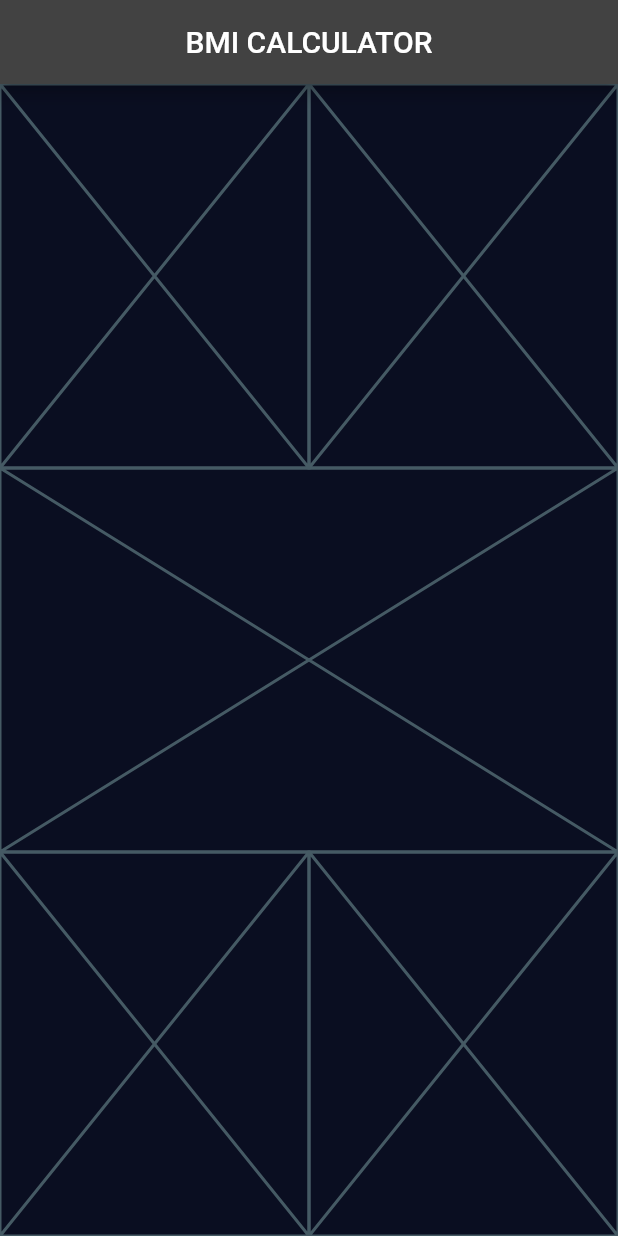
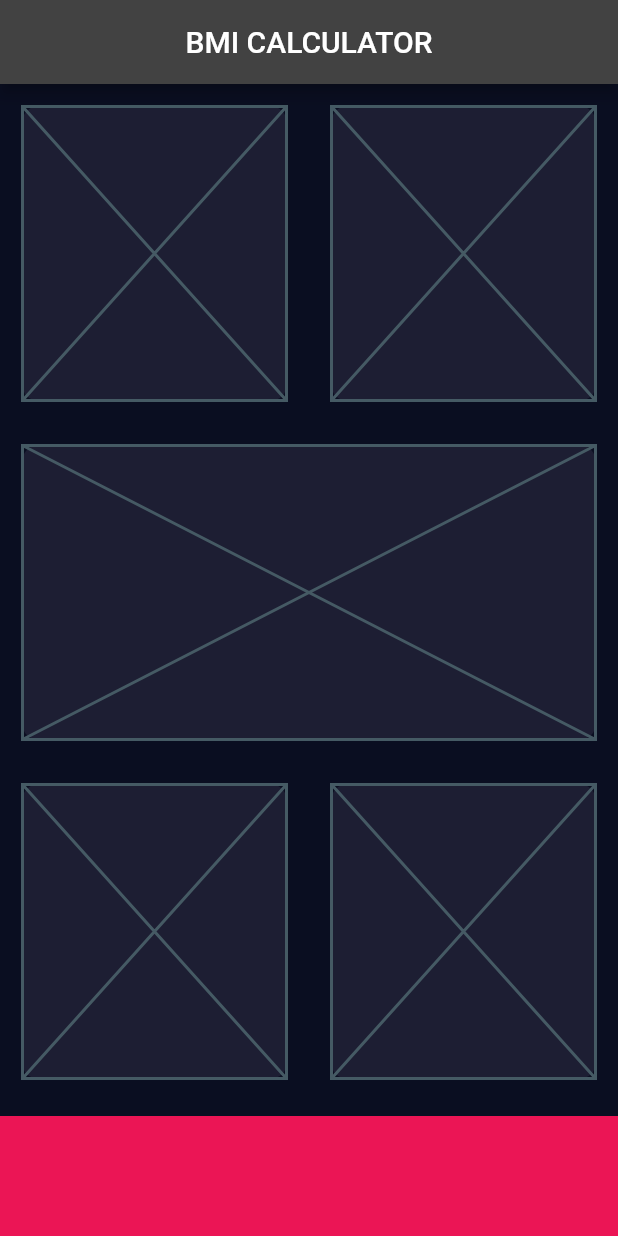
Before and after one commit to UildsonSantos/Flutter_with_Angela_Yu, a Flutter app: the screen it shows after launch, on a phone screen of 412 x 824 dp. Run offline on Flutter 3.47's test engine with Material 2 defaults, Android fonts, the phone set to English and light mode, and no system bars; our stand-ins replace audioplayers, rflutter_alert.

Commit message:
implement layout designer

```diff
--- a/bmi_calculator/lib/input_page.dart
+++ b/bmi_calculator/lib/input_page.dart
@@ -1,4 +1,8 @@
 import 'package:flutter/material.dart';
+
+const double bottomContainerHeight = 80.0;
+const activeCardColour = Color(0xFF1D1E33);
+const bottomContainerColour = Color(0xFFEB1555);
 
 class InputPage extends StatefulWidget {
   const InputPage({Key? key}) : super(key: key);
@@ -15,26 +19,83 @@ class _InputPageState extends State<InputPage> {
         title: const Center(child: Text('BMI CALCULATOR')),
       ),
       body: Column(
+        crossAxisAlignment: CrossAxisAlignment.stretch,
         children: [
           Expanded(
             child: Row(
               children: const [
-                Expanded(child: Placeholder()),
-                Expanded(child: Placeholder()),
+                Expanded(
+                  child: ReusableCard(
+                    colour: activeCardColour,
+                    cardChild: Placeholder(),
+                  ),
+                ),
+                Expanded(
+                  child: ReusableCard(
+                    colour: activeCardColour,
+                    cardChild: Placeholder(),
+                  ),
+                ),
               ],
             ),
           ),
-          const Expanded(child: Placeholder()),
+          const Expanded(
+            child: ReusableCard(
+              colour: activeCardColour,
+              cardChild: Placeholder(),
+            ),
+          ),
           Expanded(
             child: Row(
               children: const [
-                Expanded(child: Placeholder()),
-                Expanded(child: Placeholder()),
+                Expanded(
+                  child: ReusableCard(
+                    colour: activeCardColour,
+                    cardChild: Placeholder(),
+                  ),
+                ),
+                Expanded(
+                  child: ReusableCard(
+                    colour: activeCardColour,
+                    cardChild: Placeholder(),
+                  ),
+                ),
               ],
             ),
           ),
+          Container(
+            color: bottomContainerColour,
+            margin: const EdgeInsets.only(top: 10.0),
+            height: bottomContainerHeight,
+            width: double.infinity,
+          )
         ],
       ),
     );
   }
 }
+
+class ReusableCard extends StatelessWidget {
+  final Color colour;
+  final Widget cardChild;
+
+  const ReusableCard({
+    Key? key,
+    required this.colour,
+    required this.cardChild
+  }) : super(key: key);
+
+  @override
+  Widget build(BuildContext context) {
+    return Container(
+      margin: const EdgeInsets.all(15.0),
+      height: 200.0,
+      width: 170.0,
+      decoration: BoxDecoration(
+        borderRadius: BorderRadius.circular(10.0),
+        color: colour,
+      ),
+      child: cardChild,
+    );
+  }
+}
```
